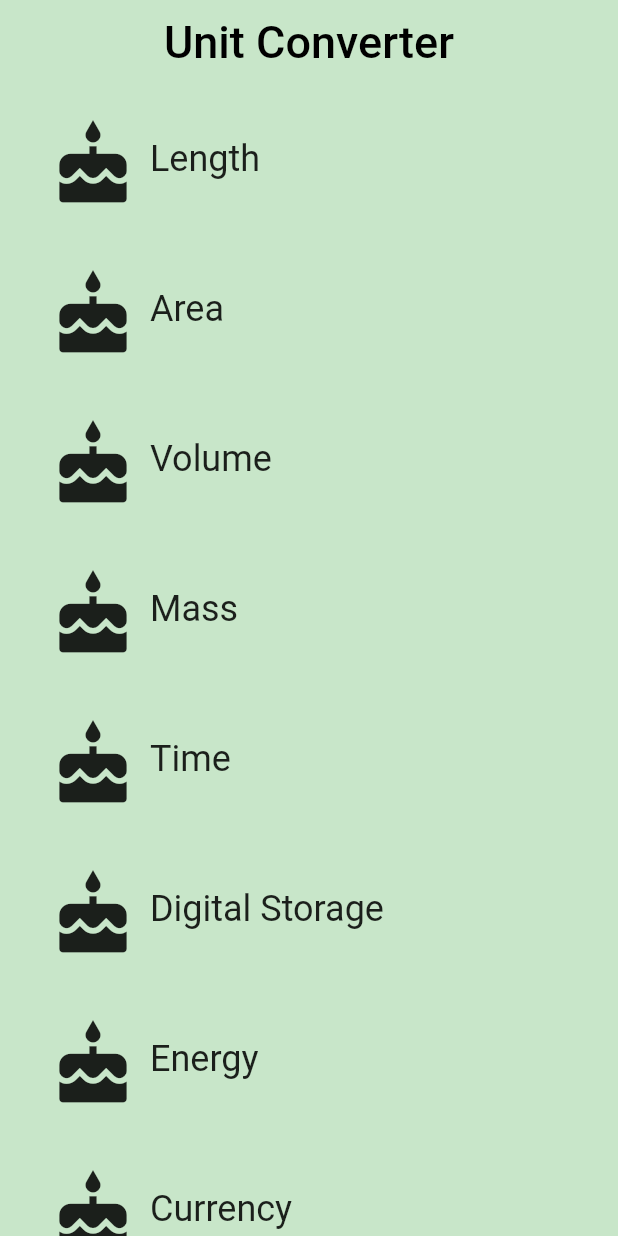
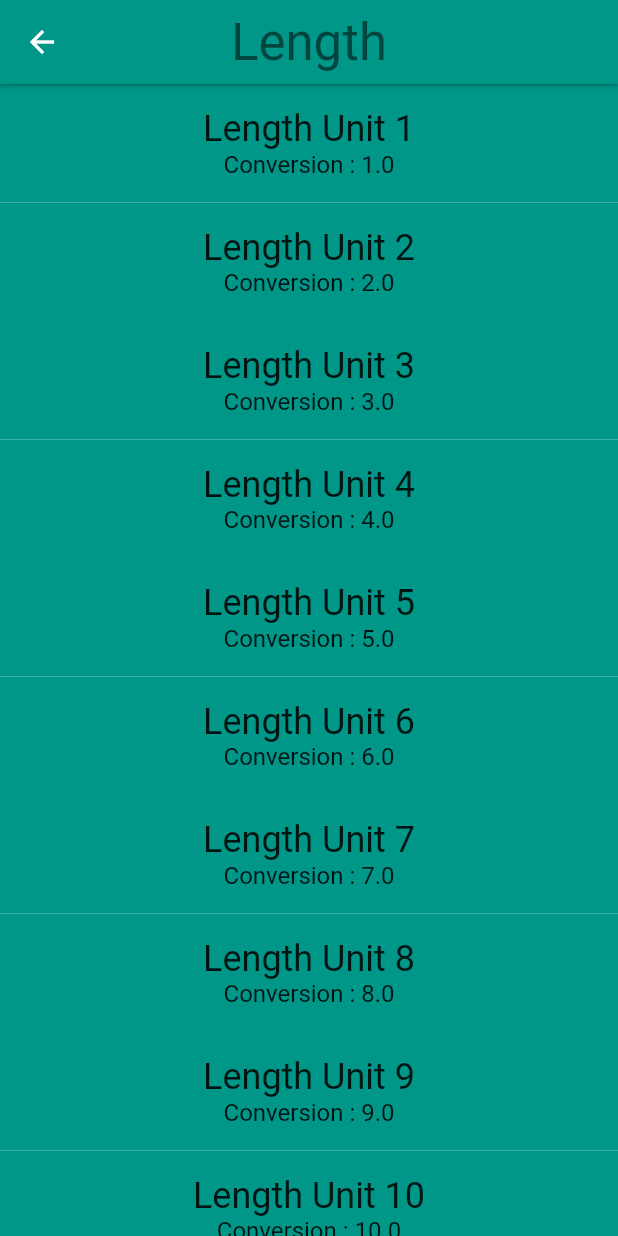
Before and after one commit to shohiebsense/myFlutter, a Flutter app: the screen it shows after launch, after a tap on "Length", on a phone screen of 412 x 824 dp. Run offline on Flutter 3.47's test engine with Material 2 defaults, Android fonts, the phone set to English and light mode, and no system bars.

Commit message:
basic of navigation

```diff
--- a/lib/category.dart
+++ b/lib/category.dart
@@ -1,4 +1,6 @@
 import 'package:flutter/material.dart';
+import 'package:flutter_my_first/converter_route.dart';
+import 'package:flutter_my_first/unit.dart';
 
 final _rowHeight = 100.0;
 final _borderRadius = BorderRadius.circular(_rowHeight / 2);
@@ -7,38 +9,65 @@ class Category extends StatelessWidget {
   final String name;
   final ColorSwatch color;
   final IconData iconLocation;
+  final List<Unit> units;
 
-  const Category(
-      {Key key,
+  const Category({Key key,
     @required this.name,
     @required this.color,
-      @required this.iconLocation})
+    @required this.iconLocation,
+    @required this.units,
+  })
       : assert(name != null),
         assert(color != null),
         assert(iconLocation != null),
+        assert(units != null),
         super(key: key);
+
+  void _navigateToConverter(BuildContext context) {
+    Navigator.of(context).push(MaterialPageRoute<Null>(
+      builder: (BuildContext context) {
+        return Scaffold(
+          appBar: AppBar(
+            elevation: 1.0,
+            title: Text(
+              name,
+              style: Theme
+                  .of(context)
+                  .textTheme
+                  .display1,
+            ),
+            centerTitle: true,
+            backgroundColor: color,
+          ),
+          body: ConverterRoute(
+            color: color,
+            name: name,
+            units: units,
+          ),
+        );
+      },
+    ));
+  }
 
   @override
   Widget build(BuildContext context) {
-    assert(debugCheckHasMaterial(context));
     return Material(
       color: Colors.transparent,
       child: Container(
         height: _rowHeight,
         child: InkWell(
           borderRadius: _borderRadius,
-          highlightColor: color[50],
-          splashColor: color[30],
-          onTap: () {
-            print('I was tapped');
-          },
+          highlightColor: color,
+          splashColor: color,
+          onTap: () => _navigateToConverter(context),
           child: Padding(
-            padding: EdgeInsets.all(16.0),
+            padding: EdgeInsets.all(8.0),
             child: Row(
               crossAxisAlignment: CrossAxisAlignment.stretch,
-                children: <Widget>[
+
+              children: [
                 Padding(
-                    padding: EdgeInsets.all(8.0),
+                  padding: EdgeInsets.all(16.0),
                   child: Icon(
                     iconLocation,
                     size: 60.0,
@@ -51,7 +80,8 @@ class Category extends StatelessWidget {
                     style: Theme.of(context).textTheme.headline,
                   ),
                 ),
-                ]),
+              ],
+            ),
           ),
         ),
       ),
--- a/lib/category_route.dart
+++ b/lib/category_route.dart
@@ -1,5 +1,6 @@
 import 'package:flutter/material.dart';
 import 'package:flutter_my_first/category.dart';
+import 'package:flutter_my_first/unit.dart';
 
 final _backgroundColor = Colors.green[100];
 
@@ -35,6 +36,18 @@ class CategoryRoute extends StatelessWidget {
     );
   }
 
+  List<Unit> _retrieveUnitList(String categoryName){
+    return List.generate(10, (int i){
+      i += 1;
+      return Unit(
+        name: '$categoryName Unit $i',
+        conversion: i.toDouble(),
+      );
+    });
+  }
+
+
+
   @override
   Widget build(BuildContext context) {
     final categories = <Category>[];
@@ -44,8 +57,10 @@ class CategoryRoute extends StatelessWidget {
         name : _categoryNames[i],
         color: _baseColors[i],
         iconLocation: Icons.cake,
+        units : _retrieveUnitList(_categoryNames[i])
       ));
     }
+
 
     final listView = Container(
       color: _backgroundColor,
--- /dev/null
+++ b/lib/converter_route.dart
@@ -0,0 +1,54 @@
+import 'package:flutter/material.dart';
+import 'package:flutter_my_first/unit.dart';
+final _backgroundColor = Colors.green[100];
+
+class ConverterRoute extends StatelessWidget {
+  final String name;
+  final Color color;
+  final List<Unit> units;
+
+  const ConverterRoute({
+    @required this.name,
+    @required this.color,
+    @required this.units,
+}) : assert(name != null),
+  assert(color != null),
+  assert(units != null);
+
+
+
+
+  @override
+  Widget build(BuildContext context) {
+    final unitWidgets = units.map((Unit unit){
+      return Container(
+        color: color,
+        margin: EdgeInsets.all(0.0),
+        padding: EdgeInsets.all(16.0),
+        child: Column(
+          children: <Widget>[
+            Text(
+          unit.name,
+          style: Theme.of(context).textTheme.headline,
+        ),
+        Text(
+        'Conversion : ${unit.conversion}',
+      style : Theme.of(context).textTheme.subhead
+      ),
+      ],
+      ),
+      );
+    }).toList();
+
+    return ListView(
+      children: unitWidgets,
+    );
+
+  }
+
+
+
+
+
+
+}
--- /dev/null
+++ b/lib/unit.dart
@@ -0,0 +1,16 @@
+import 'package:meta/meta.dart';
+
+class Unit {
+  final String name;
+  final double conversion;
+
+  const Unit({@required this.name, @required this.conversion})
+      : assert(name != null),
+        assert(conversion != null);
+
+  Unit.fromJson(Map jsonMap)
+      : assert(jsonMap['name'] != null),
+        assert(jsonMap['conversion'] != null),
+        name = jsonMap['name'],
+        conversion = jsonMap['conversion'].toDouble();
+}
```
Lines whose indentation alone changed are shown as unchanged.
